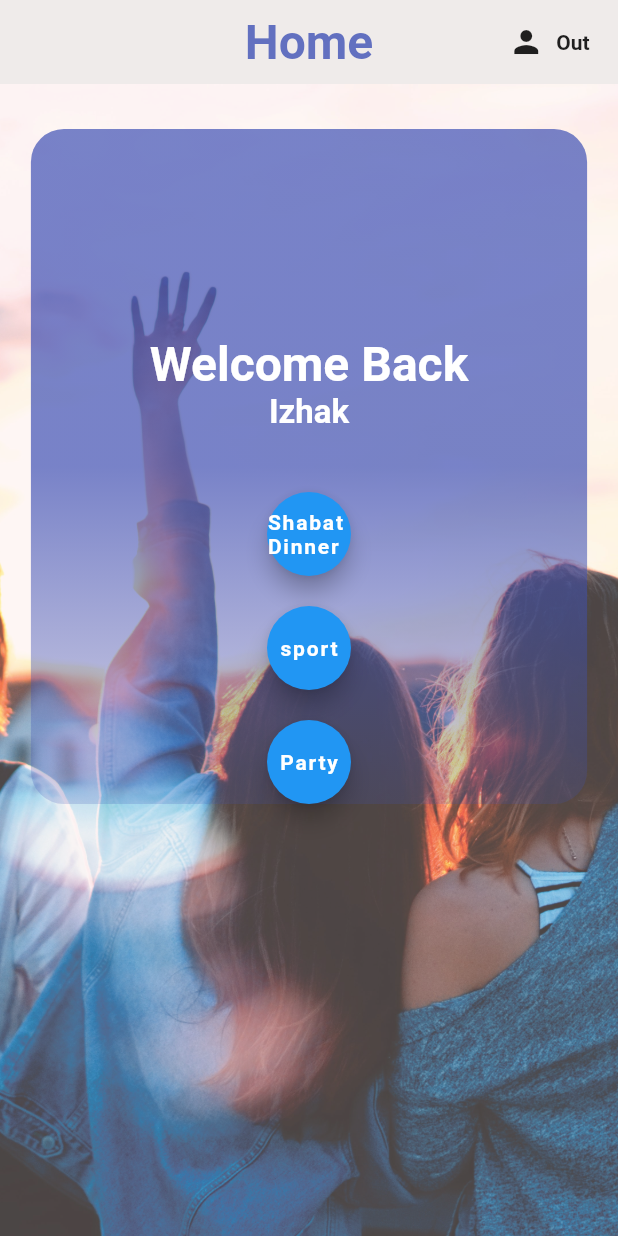
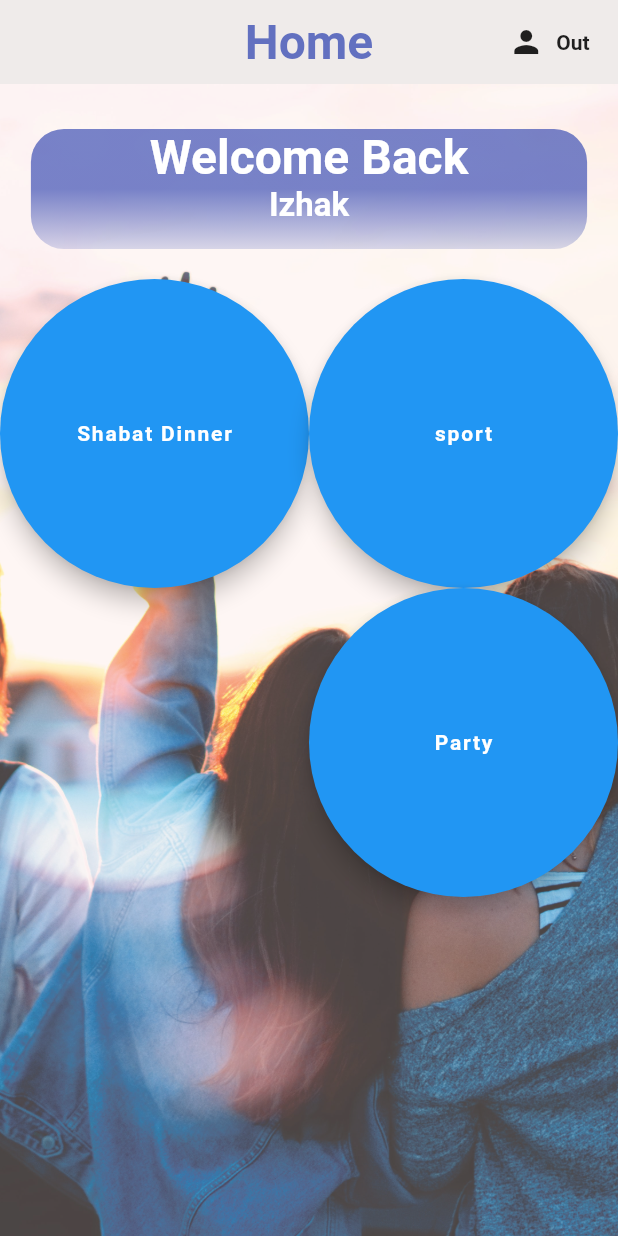
Before and after one commit to yakirza12/BGU-HACK, a Flutter app: the screen it shows once a user with an empty profile is signed in, on a phone screen of 412 x 824 dp. Run offline on Flutter 3.47's test engine with Material 2 defaults, Android fonts, the phone set to English and light mode, and no system bars; our stand-ins replace cloud_firestore, firebase_auth; accounts and stored records are empty; Roboto replaces fonts that are missing (CaviarDreams).

Commit message:
all work

```diff
--- a/soci_meet/lib/models/chanel.dart
+++ b/soci_meet/lib/models/chanel.dart
@@ -3,7 +3,7 @@
 import 'package:socimeet/models/event.dart';
 import 'package:socimeet/models/user.dart';
 
-class Chanel {
+class Channel {
   Map<String,User> users; //unique UserId ==> will help us get boolean when added\ removed\ already in\ not signed
   List<Event> events;
   String chanelName;
--- a/soci_meet/lib/models/event.dart
+++ b/soci_meet/lib/models/event.dart
@@ -6,6 +6,7 @@ class Event {
   DateTime date;
   int numberOfParticipantes;
   User creator;
+  int counter; //how many registered
   String address;
 
 
--- /dev/null
+++ b/soci_meet/lib/screens/events/partyEvent.dart
@@ -0,0 +1,34 @@
+import 'package:flutter/material.dart';
+
+
+
+/*
+*
+* class Event {
+  DateTime date;
+  int numberOfParticipantes;
+  int counter;
+  User creator;
+  String address;
+
+  Event({this.date, this.numberOfParticipantes, this.address, this.creator});
+}
+*
+* */
+
+
+
+class partyWidget extends StatefulWidget {
+  @override
+  _State createState() => _State();
+}
+
+class _State extends State<partyWidget> {
+  @override
+  Widget build(BuildContext context) {
+    return Container(
+
+
+    );
+  }
+}
--- a/soci_meet/lib/screens/home/home.dart
+++ b/soci_meet/lib/screens/home/home.dart
@@ -3,6 +3,7 @@ import 'package:socimeet/models/user.dart';
 import 'package:socimeet/services/auth.dart';
 import 'package:socimeet/screens/home/HomeManagment.dart';
 import 'package:flutter/material.dart';
+
 
 
 
@@ -86,7 +87,7 @@ class _HomeState extends State<Home> {
               children: <Widget>[
                 Container(
                   width: MediaQuery.of(context).size.width*0.90,
-                  height: 450,
+                  height: 80,
                   decoration: BoxDecoration(
                     borderRadius: BorderRadius.circular(22),
                   ),
@@ -130,13 +131,26 @@ class _HomeState extends State<Home> {
                         // SizedBox(height: 20,),
                         //TODO adding floating action button
 
-                        Padding(
-                          padding: const EdgeInsets.all(20.0),
-                          child: FloatingActionButton(
+
+                      ],
+                    ),
+                  ),
+                ),
+
+                new Expanded(
+                  flex: 2,
+                  child: Container(
+                    margin: EdgeInsets.only(top: 20 , bottom: 0),
+                    child: GridView.count(
+                      crossAxisCount: 2,
+                      scrollDirection: Axis.vertical,
+                      children: [
+
+                           FloatingActionButton(
                             onPressed: () {Navigator.pushNamed(context, '/shabat');},
                             child: Text('Shabat Dinner'),
                           ),
-                        ),
+
                         // SizedBox(height: 20,),
                         //TODO adding floating action button
 
@@ -152,19 +166,6 @@ class _HomeState extends State<Home> {
                           onPressed: () {Navigator.pushNamed(context, '/party');},
                           child: Text('Party'),
                         ),
-                      ],
-                    ),
-                  ),
-                ),
-
-                new Expanded(
-                  flex: 2,
-                  child: Container(
-                    margin: EdgeInsets.only(top: 20 , bottom: 0),
-                    child: GridView.count(
-                      crossAxisCount: 2,
-                      scrollDirection: Axis.vertical,
-                      children: [
 
                        Container(),
                       ],
```
Also changed, not shown: soci_meet/lib/screens/channel/channel.dart (added, +33 -0 lines).
